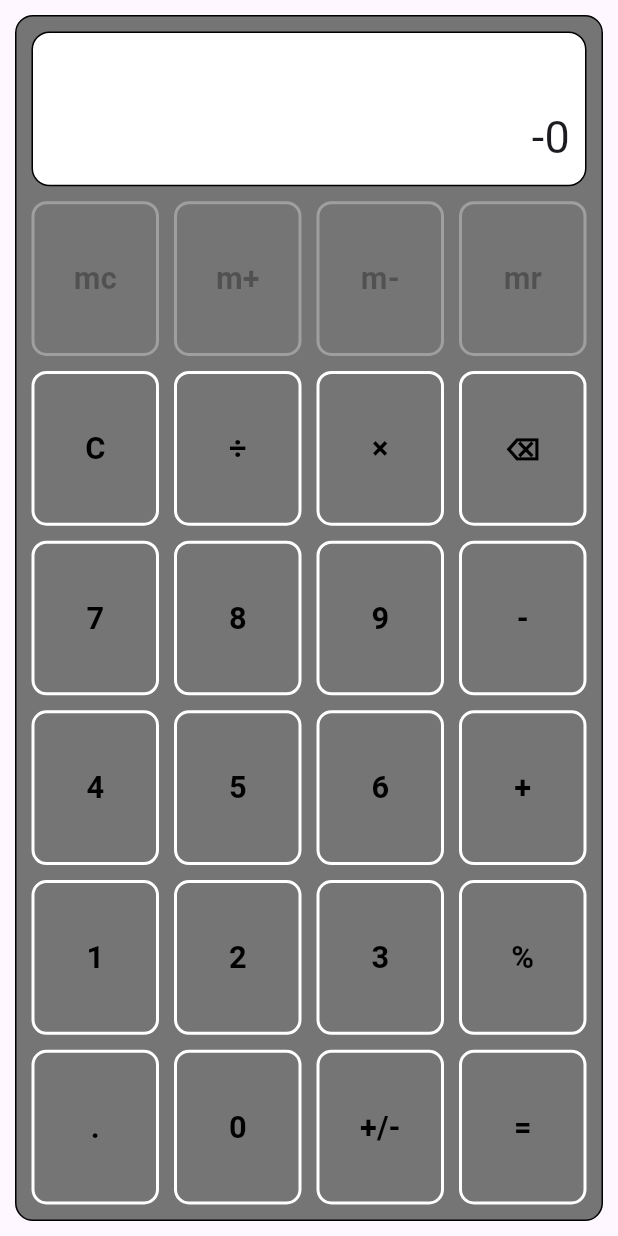
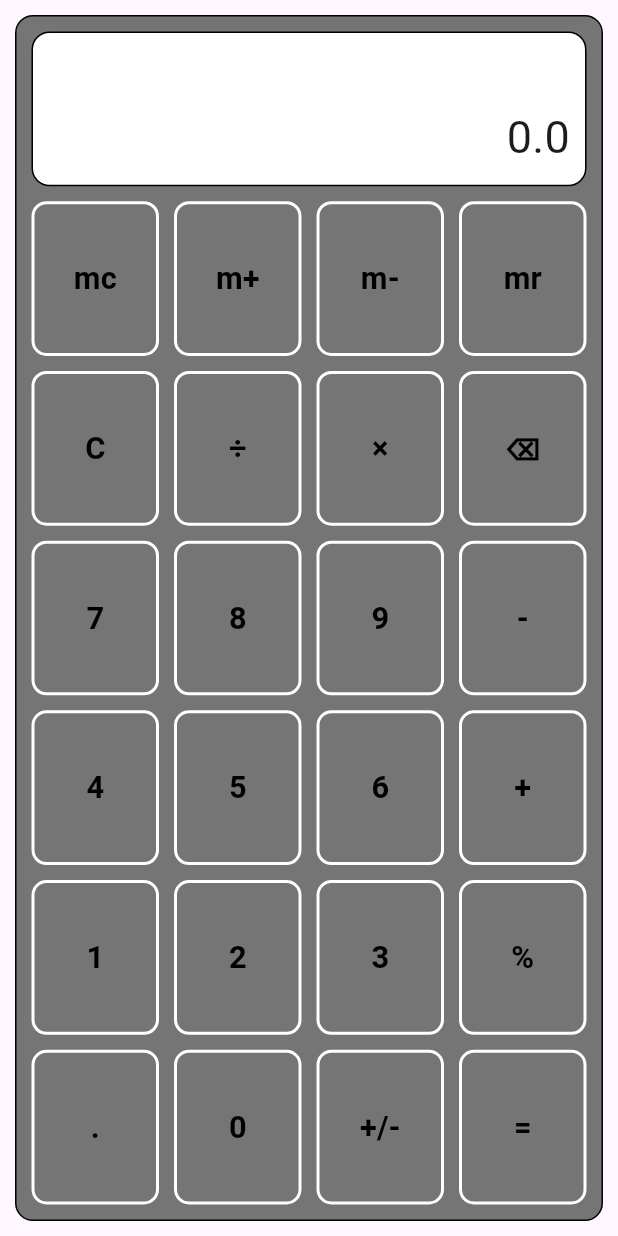
Before and after one commit to PriyanthaFdo/calculator, a Flutter app: the screen it shows after launch, item 3 of the bottom bar chosen, after a tap on "mc", on a phone screen of 412 x 824 dp. Run offline on Flutter 3.47's test engine with Material 3 defaults, Android fonts, the phone set to English and light mode, and no system bars.

Commit message:
memory functions

```diff
--- a/lib/views/mainview.dart
+++ b/lib/views/mainview.dart
@@ -39,12 +39,21 @@ class _MainviewState extends State<Mainview> {
     '+-',
   ];
 
+  static const _memoryFunctions = [
+    "mc",
+    "m+",
+    "m-",
+    "mr"
+  ];
+
   String _displayValue = '0';
   String _previousKey = '';
   String _operationDisplay = "";
   double _storedValue = 0;
   String? _storedOperation;
   bool _resetDisplay = false;
+
+  double? _memory;
 
   void _keyPress(String key) {
     try {
@@ -54,6 +63,8 @@ class _MainviewState extends State<Mainview> {
         _operationPress(key);
       } else if (_functions.contains(key)) {
         _functionPress(key);
+      } else if (_memoryFunctions.contains(key)) {
+        _memoryFunc(key);
       } else if (key == '.') {
         if (_resetDisplay) {
           _displayValue = '0.';
@@ -146,9 +157,9 @@ class _MainviewState extends State<Mainview> {
       } else {
         _displayValue = "-$_displayValue";
       }
-    }else if(key == "%"){
+    } else if (key == "%") {
       final val = double.tryParse(_displayValue);
-      if(val != null && _storedValue != 0){
+      if (val != null && _storedValue != 0) {
         _displayValue = "${(_storedValue * val) / 100}";
       }
     }
@@ -159,6 +170,31 @@ class _MainviewState extends State<Mainview> {
     _storedOperation = null;
     _previousKey = '';
     _storedValue = 0;
+    _resetDisplay = true;
+  }
+
+  void _memoryFunc(String key) {
+    switch (key) {
+      case "mc":
+        if (_previousKey == "mc") {
+          _memory = null;
+        }else{
+        _displayValue = "${_memory ?? 0}";
+        }
+        break;
+      case "m+":
+        _memory = (_memory ?? 0) + (double.tryParse(_displayValue) ?? 0);
+        _displayValue = "${_memory ?? 0}";
+        break;
+      case "m-":
+        _memory = (_memory ?? 0) - (double.tryParse(_displayValue) ?? 0);
+        _displayValue = "${_memory ?? 0}";
+        break;
+      case "mr":
+        _displayValue = "${_memory ?? 0}";
+        break;
+      default:
+    }
     _resetDisplay = true;
   }
 
@@ -188,7 +224,16 @@ class _MainviewState extends State<Mainview> {
                     border: Border.all(),
                     borderRadius: KjpStyles.borderRadius,
                   ),
-                  child: Column(
+                  child: Row(
+                    mainAxisAlignment: MainAxisAlignment.spaceBetween,
+                    crossAxisAlignment: CrossAxisAlignment.start,
+                    children: [
+                      Text(
+                        _memory != null ? "M" : "",
+                        style: TextStyle(fontSize: 18, height: 0),
+                      ),
+                      Spacer(),
+                      Column(
                         mainAxisAlignment: MainAxisAlignment.spaceBetween,
                         mainAxisSize: MainAxisSize.max,
                         crossAxisAlignment: CrossAxisAlignment.end,
@@ -203,6 +248,8 @@ class _MainviewState extends State<Mainview> {
                           ),
                         ],
                       ),
+                    ],
+                  ),
                 ),
               ),
               SizedBox(height: 10),
@@ -211,33 +258,29 @@ class _MainviewState extends State<Mainview> {
                   children: [
                     Expanded(
                       child: CalculatorBtn(
-                        deactivate: true,
                         child: "mc",
-                        onTap: () {},
+                        onTap: () => _keyPress("mc"),
                       ),
                     ),
                     SizedBox(width: 10),
                     Expanded(
                       child: CalculatorBtn(
-                        deactivate: true,
                         child: "m+",
-                        onTap: () {},
+                        onTap: () => _keyPress("m+"),
                       ),
                     ),
                     SizedBox(width: 10),
                     Expanded(
                       child: CalculatorBtn(
-                        deactivate: true,
                         child: "m-",
-                        onTap: () {},
+                        onTap: () => _keyPress("m-"),
                       ),
                     ),
                     SizedBox(width: 10),
                     Expanded(
                       child: CalculatorBtn(
-                        deactivate: true,
                         child: "mr",
-                        onTap: () {},
+                        onTap: () => _keyPress("mr"),
                       ),
                     ),
                   ],
```
Lines whose indentation alone changed are shown as unchanged.
